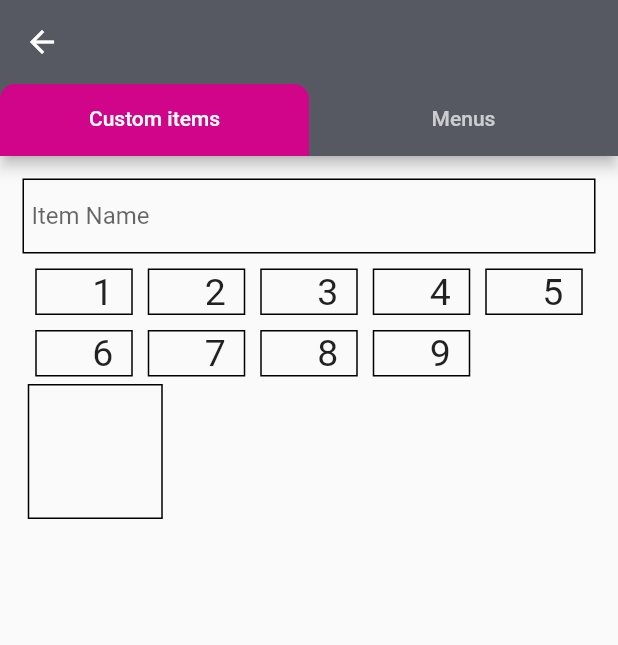
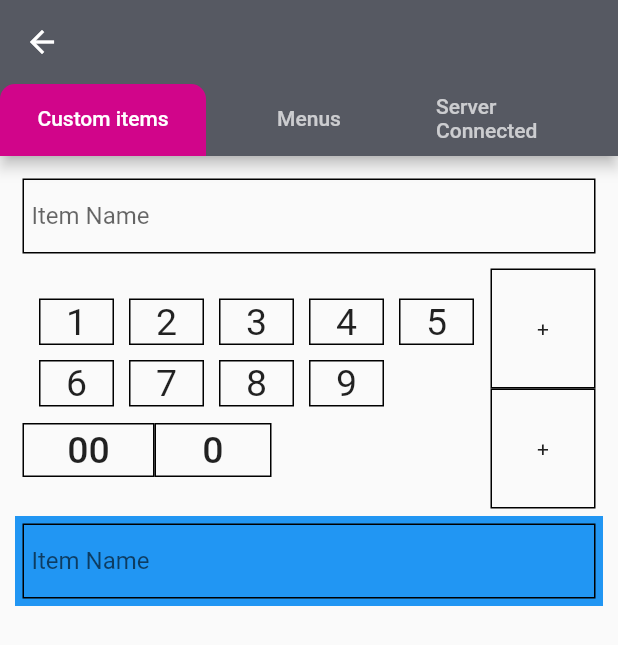
Before and after one commit to eduveliz/Flutter-test, a Flutter app: the NewOrder screen opened directly, on a phone screen of 412 x 824 dp. Shown: the top 645 px of the screen. Run offline on Flutter 3.47's test engine with Material 2 defaults, Android fonts, the phone set to English and light mode, and no system bars; our stand-ins replace fluttertoast; missing offline and left inert: vertical_tabs.

Commit message:
changes in Custom items screen

```diff
--- a/lib/screens/mainPage.dart
+++ b/lib/screens/mainPage.dart
@@ -1,14 +1,14 @@
 import 'package:flutter/material.dart';
 import 'package:vertical_tabs/vertical_tabs.dart';
-
+import 'package:eatos_app/screens/newOrder.dart';
 class MainPage extends StatelessWidget{
   @override
   Widget build(BuildContext context) {
     // TODO: implement build
     return Scaffold(
-      body:
-      sideBar()
-
+      body: SafeArea(
+        child: sideBar(),
+      )
 
     );
   }
@@ -190,7 +190,7 @@ class NewOrder extends StatelessWidget{
   @override
   Widget build(BuildContext context) {
     return DefaultTabController(
-      length: 2,
+      length: 3,
       child: Scaffold(
         appBar: AppBar(
           backgroundColor: Color(0xff565962),
@@ -212,15 +212,20 @@ class NewOrder extends StatelessWidget{
                   alignment: Alignment.center,
                   child: Text('Menus'),
               ),
+            ),
+            Tab(
+              child: Align(
+              alignment: Alignment.center,
+              child: Text('Server Connected'),
               )
+      ),
           ],
         ),
       ),
         body: TabBarView(
           children: <Widget>[
-            Container(
+            ListView(
               padding: EdgeInsets.all(10),
-              child: Column(
                 children:[
                   Form(
                     child:Container(
@@ -238,26 +243,107 @@ class NewOrder extends StatelessWidget{
                   ),
                 ),
                   Container(
-                    child: Wrap(direction: Axis.horizontal,
+                    padding: EdgeInsets.all(5),
+                    //width: MediaQuery.of(context).size.width,
+                    //color: Colors.greenAccent,
+                    child: Row(//direction: Axis.horizontal,
                     children: <Widget>[
-                        Column(
-                        children: <Widget>[Wrap(
-                        //direction: Axis.horizontal,
-                        children:buildList(),
-                        )]),
-                      Column(
+                      Flexible(
+                        child: Column(
                           children: <Widget>[
-                        Container(width:90,height:90,decoration: BoxDecoration(
+                            Container(//color: Colors.red,
+                                child:Wrap(children: [
+                                  for (int i = 1; i < 10; i++)
+                                   /* OutlineButton(
+                                      onPressed: (){},
+                                        shape: RoundedRectangleBorder(
+                                          borderRadius: BorderRadius.circular(5)
+                                        ),
+                                        child:Text(i.toString(),
+                                            style: TextStyle(fontSize: 15),textAlign: TextAlign.center)
+                                    )*/
+                                  Container(width: 50,margin: EdgeInsets.all(5),
+                                  decoration: BoxDecoration(
+                                  border: Border.all(),
+                                  ),
+                                    child: Center(child:Text(i.toString(),
+                                    style: TextStyle(fontSize: 25),textAlign: TextAlign.center),
+                                    )
+                                  )
+                                ],)),
+                            Container(//color: Colors.amber,
+                              child:Row(children: <Widget>[
+                                Flexible(
+                                  flex:3,
+                                  child: OutlineButton(
+                                    shape: Border.all(width: 1,color: Colors.black),child:Text('00',
+                                      style: TextStyle(fontSize: 25),textAlign: TextAlign.center),
+                                    onPressed: (){},
+                                  ),
+                                ),
+                                Flexible(
+                                  flex: 1,
+                                  child: OutlineButton(shape: Border.all(width: 1,color: Colors.black),
+                                    child:Text('0',
+                                      style: TextStyle(fontSize: 25),textAlign: TextAlign.center),
+                                    onPressed: (){},
+                                  ),
+                                )
+                            ])
+                            )],
+                          )
+                        ),
+                      Align(
+                        alignment: Alignment.centerRight,
+                        child: Column(
+                          children: <Widget>[
+                          Container(
+                                child:Container(width:70,height:80,decoration: BoxDecoration(
                                     border: Border.all()
-                        ),)
-                      ]
+                                ),
+                                  child: Center(
+                                    child: Text('+',textAlign: TextAlign.center,),
+                                  ),
+                                )
+                            ),
+                            Container(
+                                child:Container(width:70,height:80,decoration: BoxDecoration(
+                                    border: Border.all()
+                                ),child: Center(
+                                  child: Text('+',textAlign: TextAlign.center,),
+                                )
+                                )
                             )
                           ],
+                        ),
                       )
 
+                    ],
+                  ),
+                  ),
+                  Container(
+                  width: MediaQuery.of(context).size.width,
+                  color: Colors.blue,
+                    child: Form(
+                      child:Container(
+                        margin: EdgeInsets.all(5),
+                        padding: EdgeInsets.only(left: 5),
+                        decoration: BoxDecoration(
+                            border: Border.all()
+                        ),
+                        child: TextFormField(
+                          decoration: InputDecoration(
+                              hintText:'Item Name' ,
+                              border: InputBorder.none
+                          ),
+                        ),
+                      ),
+                    ),
                   )
                 ]
             ),
+            Container(
+
             ),
             Container(
 
@@ -272,7 +358,7 @@ class NewOrder extends StatelessWidget{
     List<Widget> numberList = [];
       for (int i = 1; i < 10; i++) {
         numberList.add(
-        Container(width: 65,
+        Container(width: 50,
           margin: EdgeInsets.all(5),
             padding: EdgeInsets.only(left: 25),
             decoration: BoxDecoration(
```
Also changed, not shown: lib/screens/newOrder.dart (added). Lines whose indentation alone changed are shown as unchanged.
